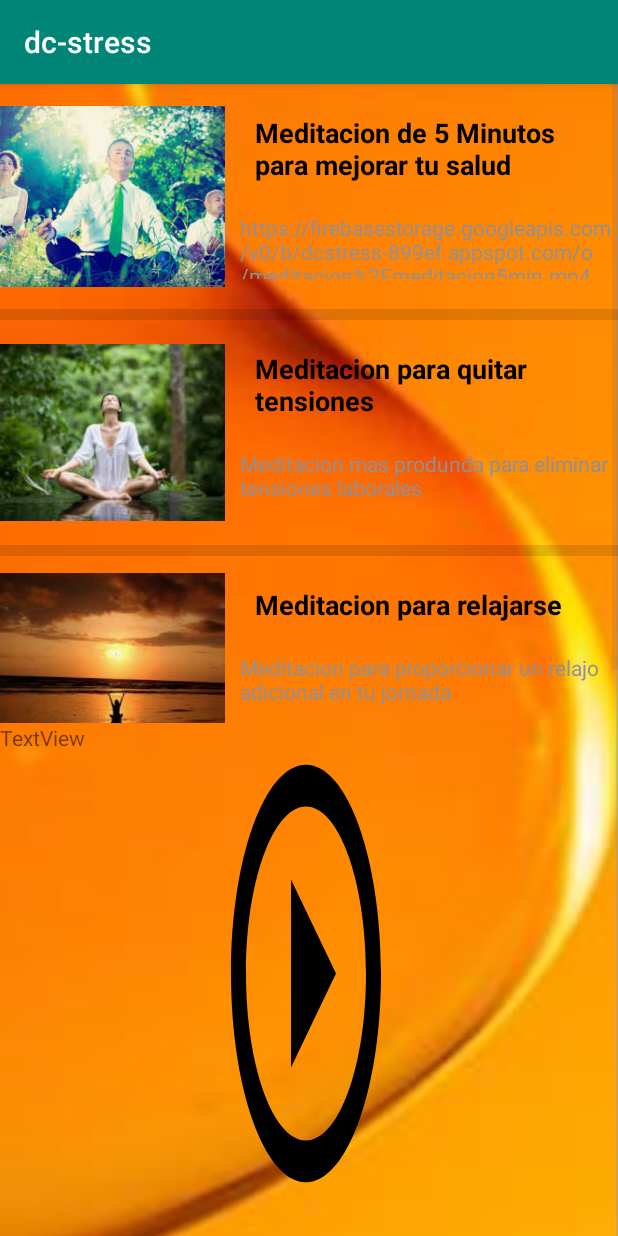
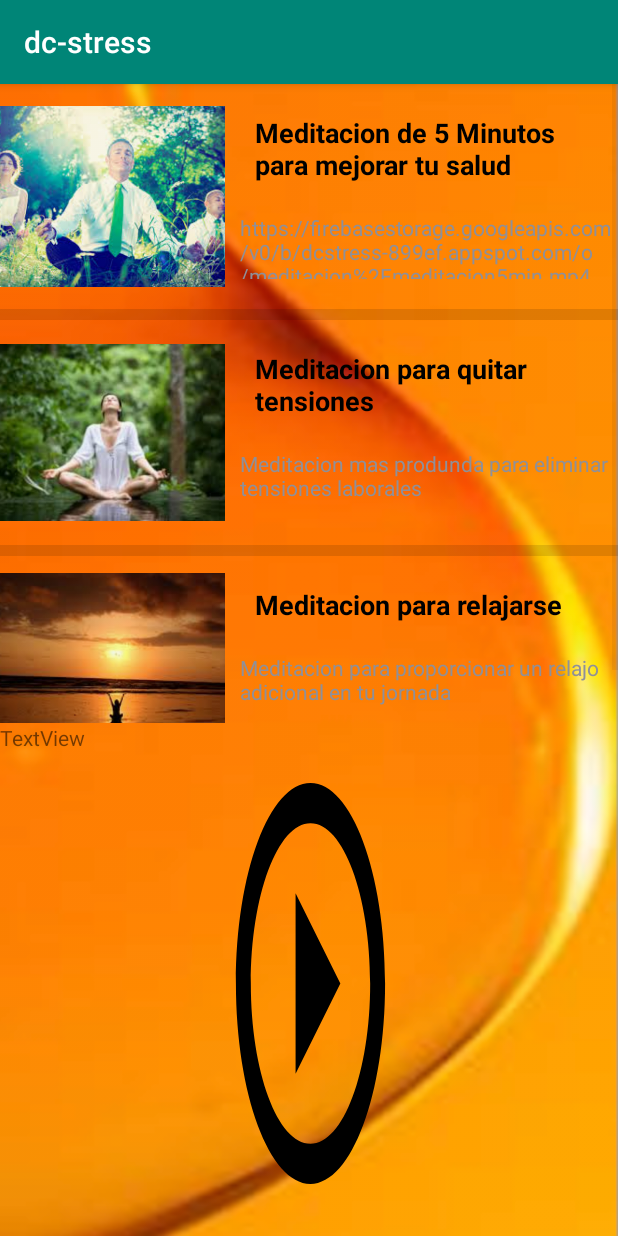
Before and after one commit to scryd1ke/dcstress, an Android app: the Meditacion screen opened directly, with no data from a screen before it, on a phone screen of 412 x 824 dp. Run offline under Robolectric (Android 15) with nearby library versions, the phone set to English and light mode, and no system bars.

Commit message:
FD - Reparacion de boton play_pause en archivo meditacion

```diff
--- a/app/src/main/res/layout/activity_meditacion.xml
+++ b/app/src/main/res/layout/activity_meditacion.xml
@@ -33,18 +33,18 @@
         <Button
             android:id="@+id/play_pause"
             android:layout_width="wrap_content"
-            android:layout_height="77dp"
+            android:layout_height="64dp"
             android:layout_alignParentStart="true"
             android:layout_alignParentLeft="true"
             android:layout_alignParentTop="true"
             android:layout_alignParentEnd="true"
             android:layout_alignParentRight="true"
             android:layout_alignParentBottom="true"
-            android:layout_marginStart="144dp"
-            android:layout_marginLeft="144dp"
-            android:layout_marginTop="0dp"
-            android:layout_marginEnd="148dp"
-            android:layout_marginRight="148dp"
+            android:layout_marginStart="147dp"
+            android:layout_marginLeft="147dp"
+            android:layout_marginTop="13dp"
+            android:layout_marginEnd="145dp"
+            android:layout_marginRight="145dp"
             android:layout_marginBottom="8dp"
             android:background="@drawable/img_play" />
 
```
